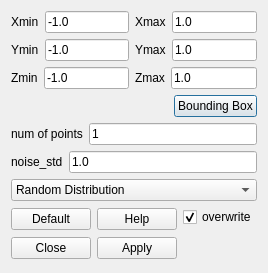
Qt form ui/GenerateOutliersDialog.ui (Tonsty/Registar) before a commit.
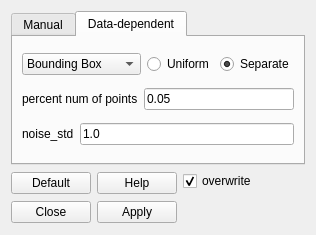
The same form after that commit. Icons and pictures are not drawn.

Commit message: add outliers based on bounding box of each cloud

Patch:
```diff
--- a/ui/GenerateOutliersDialog.ui
+++ b/ui/GenerateOutliersDialog.ui
@@ -6,8 +6,8 @@
    <rect>
     <x>0</x>
     <y>0</y>
-    <width>255</width>
-    <height>273</height>
+    <width>316</width>
+    <height>235</height>
    </rect>
   </property>
   <property name="windowTitle">
@@ -17,7 +17,19 @@
    <iconset resource="../res/Registar.qrc">
     <normaloff>:/images/bunny.png</normaloff>:/images/bunny.png</iconset>
   </property>
-  <layout class="QVBoxLayout" name="verticalLayout">
+  <layout class="QVBoxLayout" name="verticalLayout_5">
+   <item>
+    <widget class="QTabWidget" name="tabWidget">
+     <property name="currentIndex">
+      <number>1</number>
+     </property>
+     <widget class="QWidget" name="tab">
+      <attribute name="title">
+       <string>Manual</string>
+      </attribute>
+      <layout class="QVBoxLayout" name="verticalLayout_3">
+       <item>
+        <layout class="QHBoxLayout" name="horizontalLayout_12">
    <item>
     <layout class="QGridLayout" name="gridLayout">
      <item row="1" column="0">
@@ -131,20 +143,7 @@
     </layout>
    </item>
    <item>
-    <layout class="QHBoxLayout" name="horizontalLayout_10">
-     <item>
-      <spacer name="horizontalSpacer">
-       <property name="orientation">
-        <enum>Qt::Horizontal</enum>
-       </property>
-       <property name="sizeHint" stdset="0">
-        <size>
-         <width>40</width>
-         <height>20</height>
-        </size>
-       </property>
-      </spacer>
-     </item>
+          <layout class="QVBoxLayout" name="verticalLayout_2">
      <item>
       <widget class="QPushButton" name="boundingBoxButton">
        <property name="text">
@@ -152,6 +151,21 @@
        </property>
       </widget>
      </item>
+           <item>
+            <spacer name="verticalSpacer_2">
+             <property name="orientation">
+              <enum>Qt::Vertical</enum>
+             </property>
+             <property name="sizeHint" stdset="0">
+              <size>
+               <width>20</width>
+               <height>40</height>
+              </size>
+             </property>
+            </spacer>
+           </item>
+          </layout>
+         </item>
     </layout>
    </item>
    <item>
@@ -166,7 +180,74 @@
      <item>
       <widget class="QLineEdit" name="numOfPointsLineEdit">
        <property name="text">
-        <string>1</string>
+            <string>1000</string>
+           </property>
+          </widget>
+         </item>
+        </layout>
+       </item>
+      </layout>
+     </widget>
+     <widget class="QWidget" name="tab_2">
+      <attribute name="title">
+       <string>Data-dependent</string>
+      </attribute>
+      <layout class="QVBoxLayout" name="verticalLayout_4">
+       <item>
+        <layout class="QHBoxLayout" name="horizontalLayout_10">
+         <item>
+          <widget class="QComboBox" name="methodComboBox">
+           <item>
+            <property name="text">
+             <string>Bounding Box</string>
+            </property>
+           </item>
+           <item>
+            <property name="text">
+             <string>Along Normal</string>
+            </property>
+           </item>
+          </widget>
+         </item>
+         <item>
+          <layout class="QHBoxLayout" name="horizontalLayout">
+           <item>
+            <widget class="QRadioButton" name="uniformRadioButton">
+             <property name="text">
+              <string>Uniform</string>
+             </property>
+             <property name="checked">
+              <bool>false</bool>
+             </property>
+            </widget>
+           </item>
+           <item>
+            <widget class="QRadioButton" name="separateRadioButton">
+             <property name="text">
+              <string>Separate</string>
+             </property>
+             <property name="checked">
+              <bool>true</bool>
+             </property>
+            </widget>
+           </item>
+          </layout>
+         </item>
+        </layout>
+       </item>
+       <item>
+        <layout class="QHBoxLayout" name="horizontalLayout_13">
+         <item>
+          <widget class="QLabel" name="label_9">
+           <property name="text">
+            <string>percent num of points</string>
+           </property>
+          </widget>
+         </item>
+         <item>
+          <widget class="QLineEdit" name="percentLineEdit">
+           <property name="text">
+            <string>0.05</string>
        </property>
       </widget>
      </item>
@@ -190,22 +271,12 @@
      </item>
     </layout>
    </item>
-   <item>
-    <widget class="QComboBox" name="methodComboBox">
-     <item>
-      <property name="text">
-       <string>Random Distribution</string>
-      </property>
-     </item>
-     <item>
-      <property name="text">
-       <string>Random Along Normal</string>
-      </property>
-     </item>
-    </widget>
+      </layout>
+     </widget>
+    </widget>
    </item>
    <item>
-    <layout class="QHBoxLayout" name="horizontalLayout">
+    <layout class="QHBoxLayout" name="horizontalLayout_11">
      <item>
       <layout class="QGridLayout" name="gridLayout_2">
        <item row="0" column="0">
@@ -239,7 +310,7 @@
       </layout>
      </item>
      <item>
-      <layout class="QVBoxLayout" name="verticalLayout_2">
+      <layout class="QVBoxLayout" name="verticalLayout">
        <item>
         <widget class="QCheckBox" name="overwriteCheckBox">
          <property name="text">
```
Left out of the diff: 7 changed lines with no effect on the pictures. Lines whose indentation alone changed are shown as unchanged. The commit also changes 3 other files.
